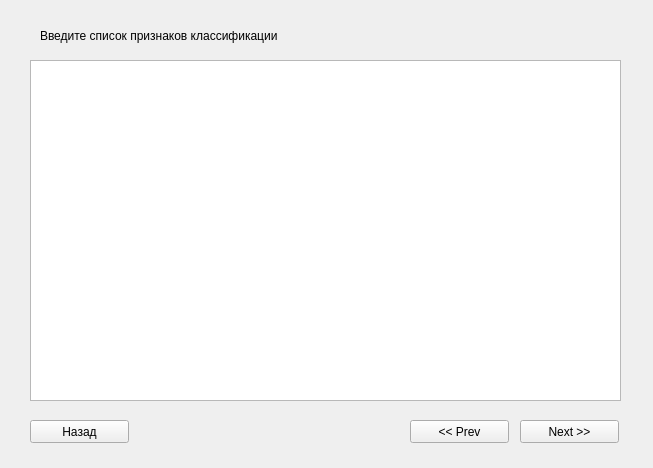
Before: the Qt Designer form ui/input.ui in sumlin/adpacf, drawn with Qt 5.
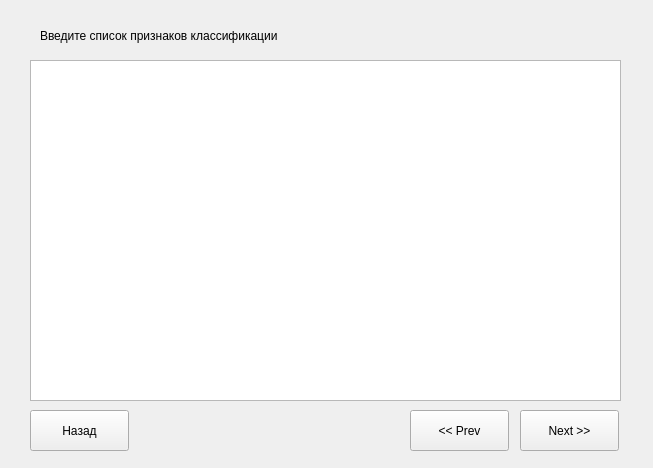
After: the same form once the commit is applied.

Patch:
```diff
--- a/ui/input.ui
+++ b/ui/input.ui
@@ -40,9 +40,9 @@
    <property name="geometry">
     <rect>
      <x>520</x>
-     <y>420</y>
+     <y>410</y>
      <width>99</width>
-     <height>23</height>
+     <height>41</height>
     </rect>
    </property>
    <property name="text">
@@ -53,9 +53,9 @@
    <property name="geometry">
     <rect>
      <x>410</x>
-     <y>420</y>
+     <y>410</y>
      <width>99</width>
-     <height>23</height>
+     <height>41</height>
     </rect>
    </property>
    <property name="text">
@@ -66,9 +66,9 @@
    <property name="geometry">
     <rect>
      <x>30</x>
-     <y>420</y>
+     <y>410</y>
      <width>99</width>
-     <height>23</height>
+     <height>41</height>
     </rect>
    </property>
    <property name="text">
```
Left out of the diff: 9 changed lines with no effect on the pictures.
